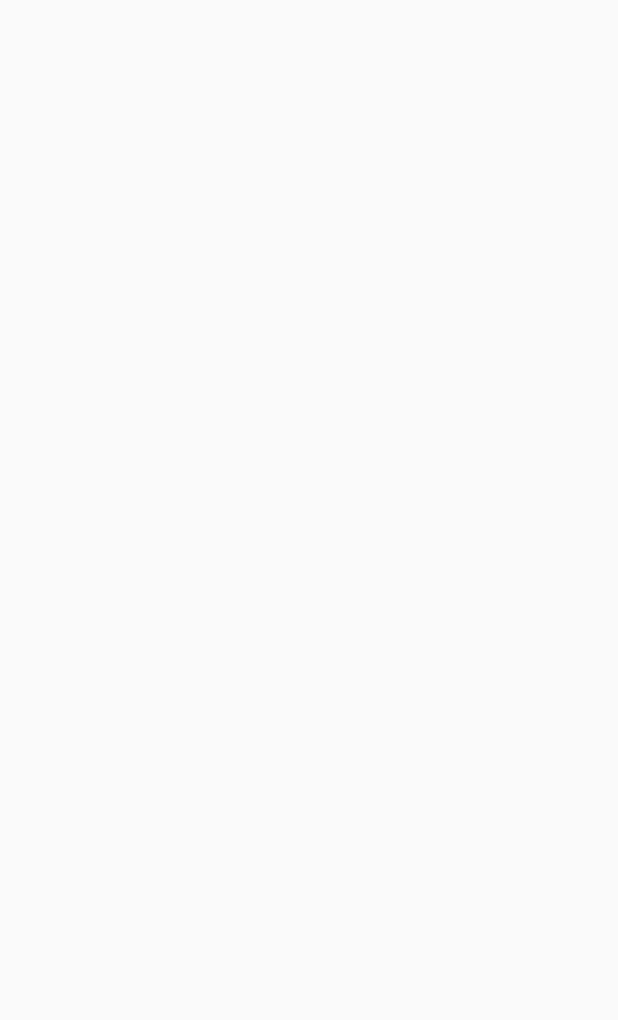
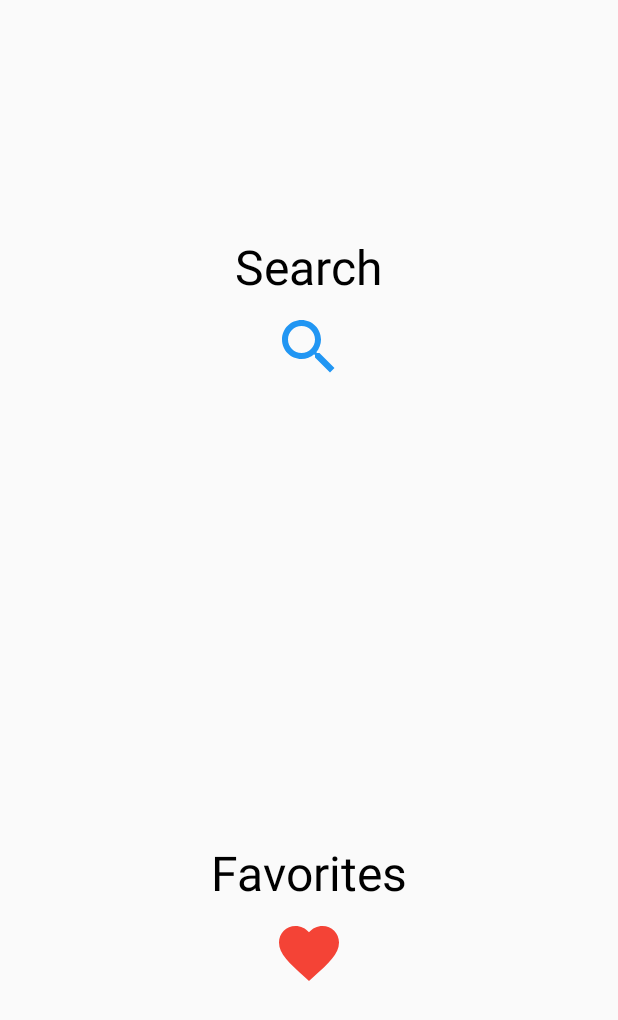
Before and after one commit to enzoftware/FoodRecipeSearch, an Android app: the screen it shows after launch (MainActivity), on a phone screen of 412 x 824 dp. Before the commit the part shown is empty. Shown: the top 1020 px of the screen. Run offline under Robolectric (Android 15) with nearby library versions, the phone set to English and light mode, and no system bars.

Commit message:
Layouts implementation

```diff
--- a/app/src/main/java/com/projects/enzoftware/nutricoach/ui/FavoritesActivity.kt
+++ b/app/src/main/java/com/projects/enzoftware/nutricoach/ui/FavoritesActivity.kt
@@ -7,6 +7,6 @@ class FavoritesActivity : ChildActivity() {
 
     override fun onCreate(savedInstanceState: Bundle?) {
         super.onCreate(savedInstanceState)
-        setContentView(R.layout.activity_favorites)
+        setContentView(R.layout.view_list_recipes)
     }
 }
--- a/app/src/main/java/com/projects/enzoftware/nutricoach/ui/SearchResultsActivity.kt
+++ b/app/src/main/java/com/projects/enzoftware/nutricoach/ui/SearchResultsActivity.kt
@@ -8,6 +8,6 @@ class SearchResultsActivity : AppCompatActivity() {
 
     override fun onCreate(savedInstanceState: Bundle?) {
         super.onCreate(savedInstanceState)
-        setContentView(R.layout.activity_search_results)
+        setContentView(R.layout.item_recipe)
     }
 }
--- /dev/null
+++ b/app/src/main/res/drawable/ic_favorite_black_24dp.xml
@@ -0,0 +1,5 @@
+<vector android:height="24dp" android:tint="#F44336"
+    android:viewportHeight="24.0" android:viewportWidth="24.0"
+    android:width="24dp" xmlns:android="http://schemas.android.com/apk/res/android">
+    <path android:fillColor="#FF000000" android:pathData="M12,21.35l-1.45,-1.32C5.4,15.36 2,12.28 2,8.5 2,5.42 4.42,3 7.5,3c1.74,0 3.41,0.81 4.5,2.09C13.09,3.81 14.76,3 16.5,3 19.58,3 22,5.42 22,8.5c0,3.78 -3.4,6.86 -8.55,11.54L12,21.35z"/>
+</vector>
--- /dev/null
+++ b/app/src/main/res/drawable/ic_search_black_24dp.xml
@@ -0,0 +1,5 @@
+<vector android:height="24dp" android:tint="#2196F3"
+    android:viewportHeight="24.0" android:viewportWidth="24.0"
+    android:width="24dp" xmlns:android="http://schemas.android.com/apk/res/android">
+    <path android:fillColor="#FF000000" android:pathData="M15.5,14h-0.79l-0.28,-0.27C15.41,12.59 16,11.11 16,9.5 16,5.91 13.09,3 9.5,3S3,5.91 3,9.5 5.91,16 9.5,16c1.61,0 3.09,-0.59 4.23,-1.57l0.27,0.28v0.79l5,4.99L20.49,19l-4.99,-5zM9.5,14C7.01,14 5,11.99 5,9.5S7.01,5 9.5,5 14,7.01 14,9.5 11.99,14 9.5,14z"/>
+</vector>
--- a/app/src/main/res/layout/activity_main.xml
+++ b/app/src/main/res/layout/activity_main.xml
@@ -1,10 +1,63 @@
 <?xml version="1.0" encoding="utf-8"?>
-<android.support.constraint.ConstraintLayout
-        xmlns:android="http://schemas.android.com/apk/res/android"
-        xmlns:tools="http://schemas.android.com/tools"
-        xmlns:app="http://schemas.android.com/apk/res-auto"
-        android:layout_width="match_parent"
-        android:layout_height="match_parent"
-        tools:context=".ui.MainActivity">
+<LinearLayout xmlns:android="http://schemas.android.com/apk/res/android"
+              xmlns:app="http://schemas.android.com/apk/res-auto"
+              xmlns:tools="http://schemas.android.com/tools"
+              android:layout_width="match_parent"
+              android:layout_height="match_parent"
+              android:orientation="vertical"
+              android:padding="16dp"
+              tools:context="com.projects.enzoftware.nutricoach.ui.MainActivity">
 
-</android.support.constraint.ConstraintLayout>
+    <LinearLayout
+            android:id="@+id/searchButton"
+            android:layout_width="match_parent"
+            android:layout_height="0dp"
+            android:layout_marginBottom="8dp"
+            android:layout_weight="1"
+            android:gravity="center"
+            android:orientation="vertical">
+
+        <TextView
+                android:layout_width="wrap_content"
+                android:layout_height="wrap_content"
+                android:text="@string/search"
+                android:textColor="@color/black"
+                android:textSize="32sp"/>
+
+        <ImageView
+                android:contentDescription="@string/search"
+                android:layout_width="48dp"
+                android:layout_height="48dp"
+                android:layout_margin="8dp"
+                app:srcCompat="@drawable/ic_search_black_24dp"/>
+
+    </LinearLayout>
+
+
+    <LinearLayout
+            android:id="@+id/favButton"
+            android:layout_width="match_parent"
+            android:layout_height="0dp"
+            android:layout_marginTop="8dp"
+            android:layout_weight="1"
+            android:gravity="center"
+            android:orientation="vertical">
+
+        <TextView
+                android:layout_width="wrap_content"
+                android:layout_height="wrap_content"
+                android:text="@string/favorites"
+                android:textColor="@color/black"
+                android:textSize="32sp"/>
+
+        <ImageView
+                android:contentDescription="@string/favorites"
+                android:layout_width="48dp"
+                android:layout_height="48dp"
+                android:layout_margin="8dp"
+                app:srcCompat="@drawable/ic_favorite_black_24dp"/>
+
+    </LinearLayout>
+
+
+</LinearLayout>
--- a/app/src/main/res/values/colors.xml
+++ b/app/src/main/res/values/colors.xml
@@ -3,4 +3,5 @@
     <color name="colorPrimary">#008577</color>
     <color name="colorPrimaryDark">#00574B</color>
     <color name="colorAccent">#D81B60</color>
+    <color name="black">#000</color>
 </resources>
```
Also changed, not shown: app/src/main/res/layout/activity_favorites.xml (deleted, +0 -10 lines), app/src/main/res/layout/activity_recipe.xml (+11 -8 lines), app/src/main/res/layout/activity_search.xml (+29 -8 lines), app/src/main/res/layout/activity_search_results.xml (deleted, +0 -10 lines), app/src/main/res/layout/item_recipe.xml (added, +34 -0 lines), app/src/main/res/layout/view_error.xml (+24 -4 lines), app/src/main/res/layout/view_list_recipes.xml (added, +19 -0 lines), app/src/main/res/layout/view_loading.xml (+26 -4 lines), app/src/main/res/layout/view_noresults.xml (+15 -4 lines), app/src/main/res/values/strings.xml (+10 -0 lines).
